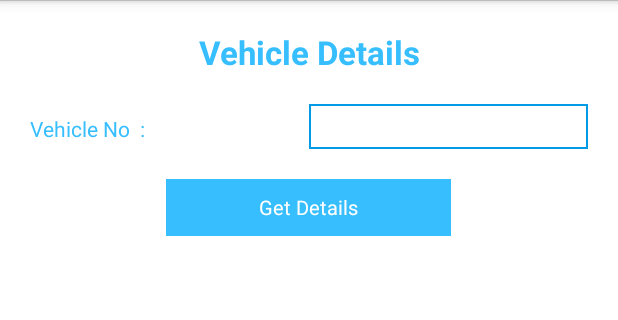
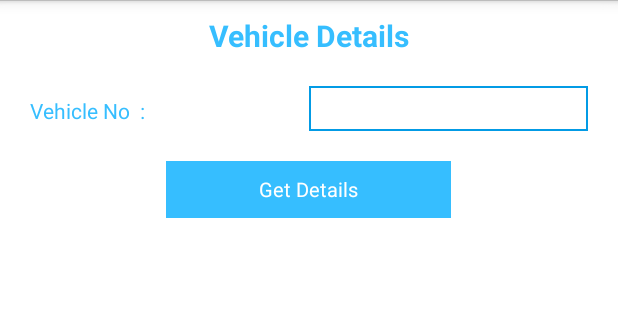
Before and after one commit to zakeer/CitizenApp, an Android app: the layout fragment_vehicle_details.xml on its own in the app's theme, with its tools: preview values and no code run, on a phone screen of 412 x 824 dp, the part 72-392 px from its top. Run offline under Robolectric (Android 15) with nearby library versions, the phone set to English and light mode, and no system bars.

Commit message:
Second Change

```diff
--- a/app/src/main/res/layout/fragment_vehicle_details.xml
+++ b/app/src/main/res/layout/fragment_vehicle_details.xml
@@ -7,16 +7,16 @@
     tools:context="com.turpymobileapps.citizenapp.VehicleDetails">
 
     <TextView
+        android:id="@+id/textView"
+        android:text="Vehicle Details"
+        android:textColor="#ff36beff"
+        android:textSize="20dp"
+        android:textStyle="bold"
+        android:gravity="center"
+        android:layout_marginTop="10sp"
         android:layout_width="match_parent"
         android:layout_height="wrap_content"
-        android:textAppearance="?android:attr/textAppearanceLarge"
-        android:text="Vehicle Details"
-        android:textColor="#ff36beff"
-        android:id="@+id/textView"
-        android:layout_marginTop="20dp"
-        android:gravity="center"
-        android:textStyle="bold"
-        android:layout_alignParentTop="true" />
+        android:layout_alignParentTop="true"/>
 
     <LinearLayout
         android:layout_marginTop="20dp"
```
Also changed, not shown: app/src/main/res/layout/fragment_help_me_tracking.xml (+12 -1 lines), app/src/main/res/layout/fragment_travel_tracking.xml (+12 -1 lines), app/src/main/res/layout/fragment_view_reports.xml (+12 -1 lines), app/src/main/res/mipmap-hdpi/ic_launcher.png, app/src/main/res/mipmap-mdpi/ic_launcher.png, app/src/main/res/mipmap-xhdpi/ic_launcher.png, app/src/main/res/mipmap-xxhdpi/ic_launcher.png, 2 other files.
